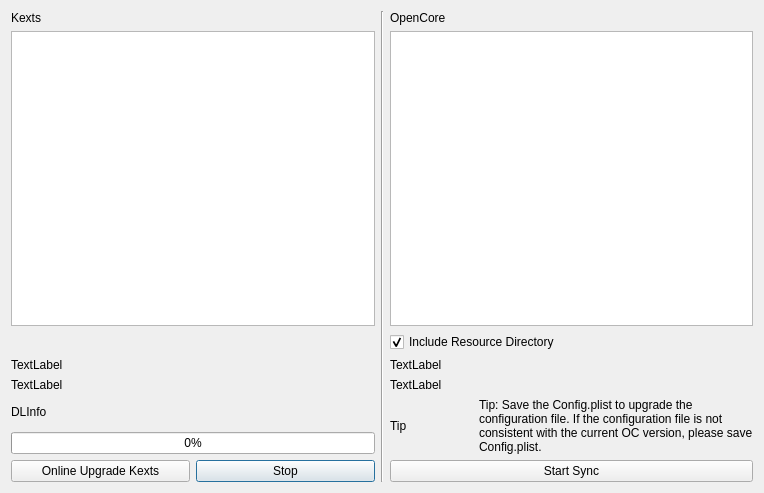
The window that syncocdialog.ui (ic005k/OCAuxiliaryTools) describes before a commit, drawn with Qt 5.
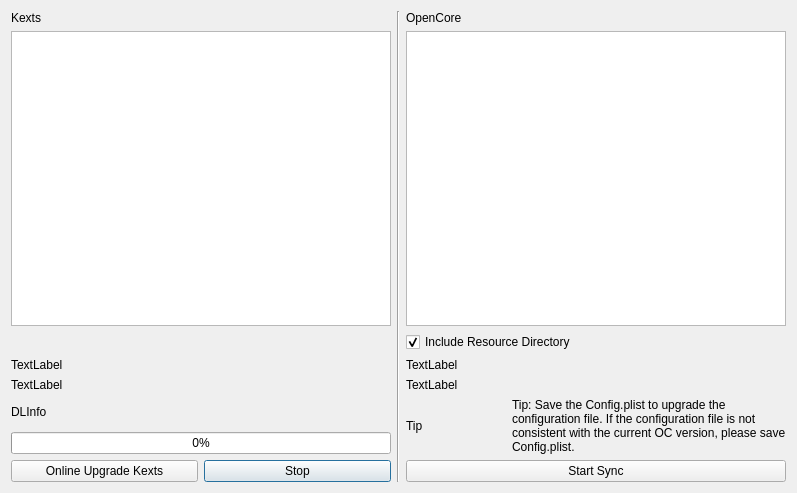
The same window after the commit.

```diff
--- a/syncocdialog.ui
+++ b/syncocdialog.ui
@@ -6,7 +6,7 @@
    <rect>
     <x>0</x>
     <y>0</y>
-    <width>764</width>
+    <width>797</width>
     <height>493</height>
    </rect>
   </property>
```
